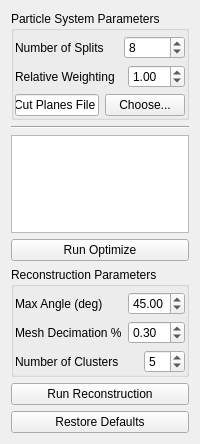
Above: src/Application/Optimize/OptimizeTool.ui from SCIInstitute/ShapeWorks before the change. Below: the same form after it.
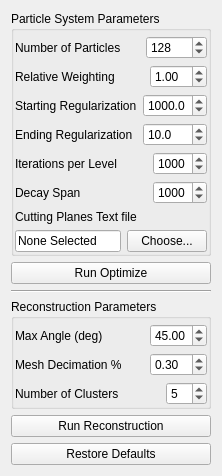
That is the form after the change.

```diff
--- a/src/Application/Optimize/OptimizeTool.ui
+++ b/src/Application/Optimize/OptimizeTool.ui
@@ -6,8 +6,8 @@
    <rect>
     <x>0</x>
     <y>0</y>
-    <width>193</width>
-    <height>444</height>
+    <width>202</width>
+    <height>458</height>
    </rect>
   </property>
   <property name="windowTitle">
@@ -58,7 +58,7 @@
         <item>
          <widget class="QLabel" name="label_3">
           <property name="text">
-           <string>Number of Splits</string>
+           <string>Number of Particles</string>
           </property>
          </widget>
         </item>
@@ -76,12 +76,15 @@
          </spacer>
         </item>
         <item>
-         <widget class="QSpinBox" name="number_of_scales">
+         <widget class="QSpinBox" name="number_of_particles">
+          <property name="minimum">
+           <number>1</number>
+          </property>
           <property name="maximum">
            <number>20000</number>
           </property>
           <property name="value">
-           <number>8</number>
+           <number>128</number>
           </property>
          </widget>
         </item>
@@ -121,6 +124,179 @@
         </item>
        </layout>
       </item>
+      <item>
+       <layout class="QHBoxLayout" name="horizontalLayout_3">
+        <property name="topMargin">
+         <number>0</number>
+        </property>
+        <item>
+         <widget class="QLabel" name="label_10">
+          <property name="text">
+           <string>Starting Regularization</string>
+          </property>
+         </widget>
+        </item>
+        <item>
+         <spacer name="horizontalSpacer_6">
+          <property name="orientation">
+           <enum>Qt::Horizontal</enum>
+          </property>
+          <property name="sizeHint" stdset="0">
+           <size>
+            <width>40</width>
+            <height>20</height>
+           </size>
+          </property>
+         </spacer>
+        </item>
+        <item>
+         <widget class="QDoubleSpinBox" name="starting_regularization">
+          <property name="decimals">
+           <number>1</number>
+          </property>
+          <property name="minimum">
+           <double>0.100000000000000</double>
+          </property>
+          <property name="maximum">
+           <double>9999.000000000000000</double>
+          </property>
+          <property name="value">
+           <double>1000.000000000000000</double>
+          </property>
+         </widget>
+        </item>
+       </layout>
+      </item>
+      <item>
+       <layout class="QHBoxLayout" name="horizontalLayout_8">
+        <property name="topMargin">
+         <number>0</number>
+        </property>
+        <item>
+         <widget class="QLabel" name="label_9">
+          <property name="text">
+           <string>Ending Regularization</string>
+          </property>
+         </widget>
+        </item>
+        <item>
+         <spacer name="horizontalSpacer_7">
+          <property name="orientation">
+           <enum>Qt::Horizontal</enum>
+          </property>
+          <property name="sizeHint" stdset="0">
+           <size>
+            <width>40</width>
+            <height>20</height>
+           </size>
+          </property>
+         </spacer>
+        </item>
+        <item>
+         <widget class="QDoubleSpinBox" name="ending_regularization">
+          <property name="decimals">
+           <number>1</number>
+          </property>
+          <property name="minimum">
+           <double>0.100000000000000</double>
+          </property>
+          <property name="maximum">
+           <double>9999.000000000000000</double>
+          </property>
+          <property name="value">
+           <double>10.000000000000000</double>
+          </property>
+         </widget>
+        </item>
+       </layout>
+      </item>
+      <item>
+       <layout class="QHBoxLayout" name="horizontalLayout_9">
+        <property name="topMargin">
+         <number>0</number>
+        </property>
+        <item>
+         <widget class="QLabel" name="label_8">
+          <property name="text">
+           <string>Iterations per Level</string>
+          </property>
+         </widget>
+        </item>
+        <item>
+         <spacer name="horizontalSpacer_8">
+          <property name="orientation">
+           <enum>Qt::Horizontal</enum>
+          </property>
+          <property name="sizeHint" stdset="0">
+           <size>
+            <width>40</width>
+            <height>20</height>
+           </size>
+          </property>
+         </spacer>
+        </item>
+        <item>
+         <widget class="QSpinBox" name="iterations">
+          <property name="minimum">
+           <number>1</number>
+          </property>
+          <property name="maximum">
+           <number>9999</number>
+          </property>
+          <property name="value">
+           <number>1000</number>
+          </property>
+         </widget>
+        </item>
+       </layout>
+      </item>
+      <item>
+       <layout class="QHBoxLayout" name="horizontalLayout_10">
+        <property name="topMargin">
+         <number>0</number>
+        </property>
+        <item>
+         <widget class="QLabel" name="label_7">
+          <property name="text">
+           <string>Decay Span</string>
+          </property>
+         </widget>
+        </item>
+        <item>
+         <spacer name="horizontalSpacer_9">
+          <property name="orientation">
+           <enum>Qt::Horizontal</enum>
+          </property>
+          <property name="sizeHint" stdset="0">
+           <size>
+            <width>40</width>
+            <height>20</height>
+           </size>
+          </property>
+         </spacer>
+        </item>
+        <item>
+         <widget class="QSpinBox" name="decay_span">
+          <property name="minimum">
+           <number>1</number>
+          </property>
+          <property name="maximum">
+           <number>9999</number>
+          </property>
+          <property name="value">
+           <number>1000</number>
+          </property>
+         </widget>
+        </item>
+       </layout>
+      </item>
+      <item>
+       <widget class="QLabel" name="label_6">
+        <property name="text">
+         <string>Cutting Planes Text file</string>
+        </property>
+       </widget>
+      </item>
       <item>
        <layout class="QHBoxLayout" name="horizontalLayout_7">
         <property name="topMargin">
@@ -129,7 +305,7 @@
         <item>
          <widget class="QLineEdit" name="cutPlanesFile">
           <property name="text">
-           <string>Cut Planes File</string>
+           <string>None Selected</string>
           </property>
          </widget>
         </item>
@@ -151,16 +327,6 @@
      </layout>
     </widget>
    </item>
-   <item>
-    <widget class="Line" name="line_3">
-     <property name="orientation">
-      <enum>Qt::Horizontal</enum>
-     </property>
-    </widget>
-   </item>
-   <item>
-    <widget class="QTableWidget" name="parameterTable"/>
-   </item>
    <item>
     <widget class="QPushButton" name="run_optimize_button">
      <property name="text">
@@ -168,6 +334,13 @@
      </property>
     </widget>
    </item>
+   <item>
+    <widget class="Line" name="line_3">
+     <property name="orientation">
+      <enum>Qt::Horizontal</enum>
+     </property>
+    </widget>
+   </item>
    <item>
     <widget class="QGroupBox" name="groupBox">
      <property name="title">
```
Left out of the diff: 2 changed lines with no effect on the pictures.
